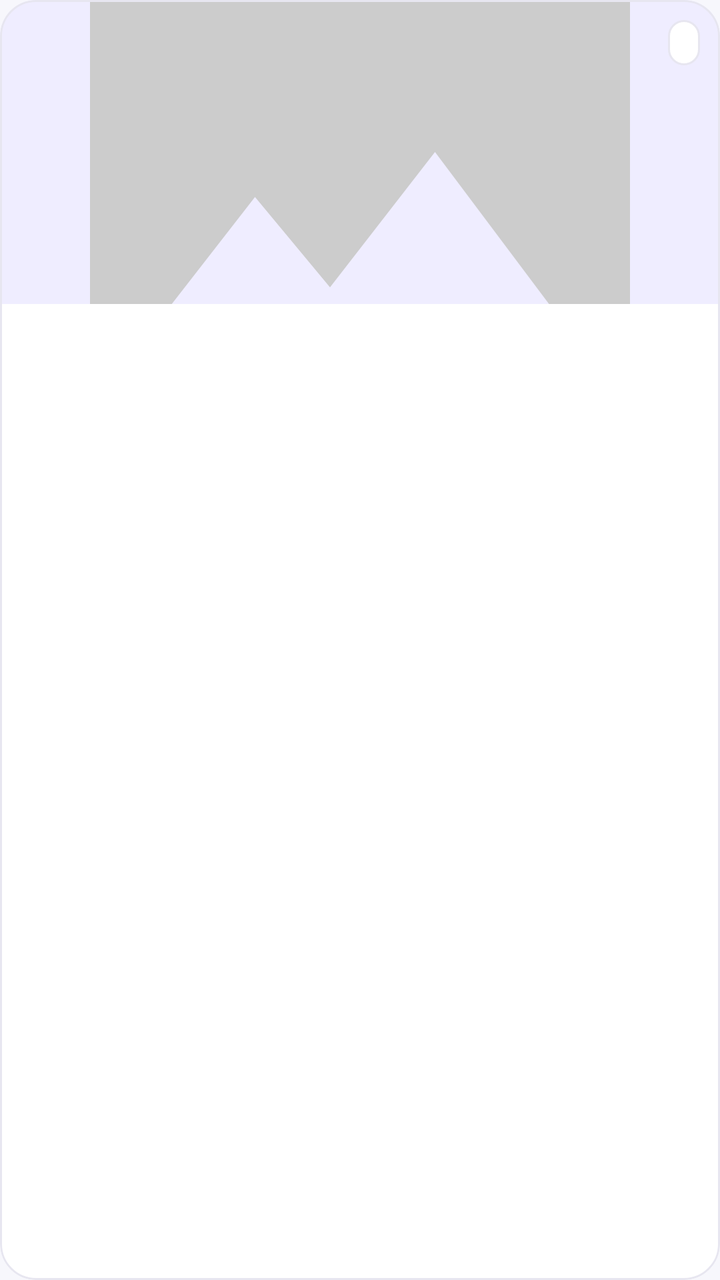
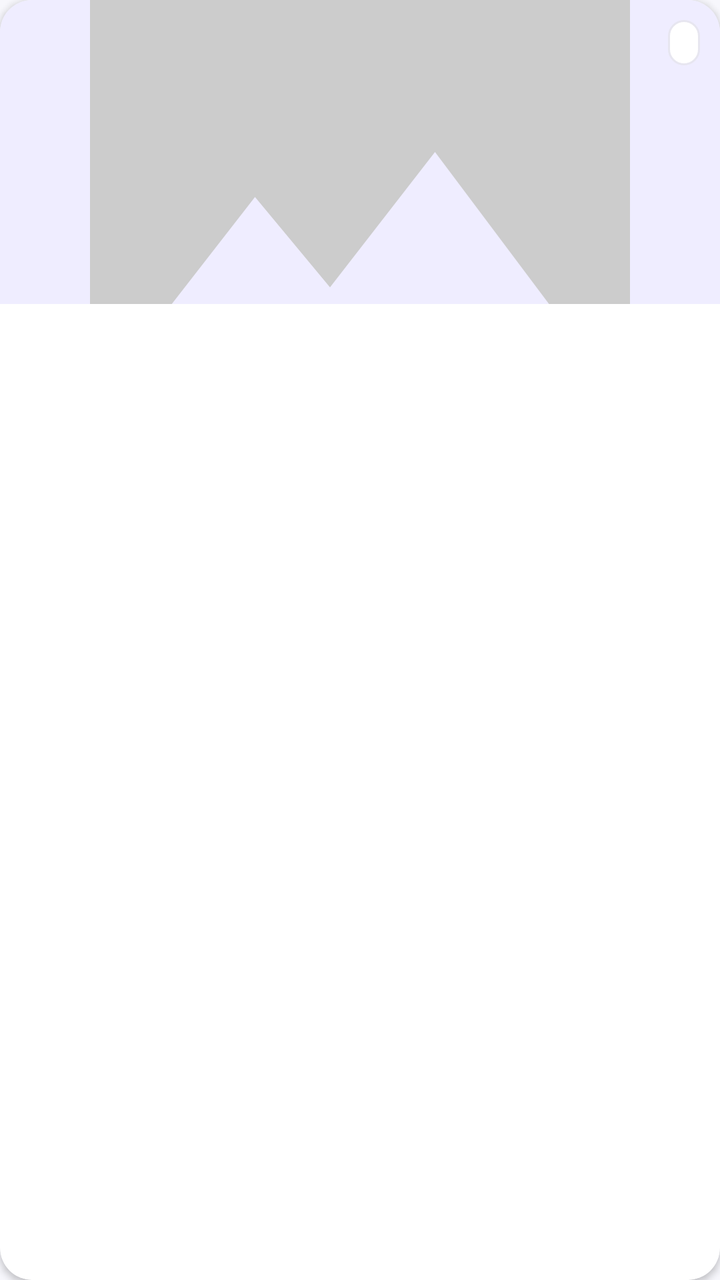

Screens rendered from an Android XML layout before and after an edit, with the pre-edit source and the edit as a unified diff.
<!-- AndroidManifest.xml: application theme AppTheme -->
<!-- res/layout/item_user_post.xml -->
<?xml version="1.0" encoding="utf-8"?>
<com.google.android.material.card.MaterialCardView xmlns:android="http://schemas.android.com/apk/res/android"
    xmlns:app="http://schemas.android.com/apk/res-auto"
    android:layout_width="match_parent" android:layout_height="wrap_content" android:layout_margin="5dp"
    android:clickable="true" android:focusable="true" app:cardCornerRadius="18dp" app:cardElevation="0dp"
    app:strokeColor="@color/profile_border" app:strokeWidth="1dp" app:cardBackgroundColor="@color/profile_surface">
    <LinearLayout android:layout_width="match_parent" android:layout_height="wrap_content" android:orientation="vertical">
        <FrameLayout android:layout_width="match_parent" android:layout_height="152dp" android:background="@color/profile_soft">
            <ImageView android:id="@+id/author_work_cover" android:layout_width="match_parent" android:layout_height="match_parent"
                android:scaleType="centerCrop" android:src="@drawable/ic_image_placeholder" android:importantForAccessibility="no"/>
            <TextView android:id="@+id/author_work_kind" android:layout_width="wrap_content" android:layout_height="wrap_content"
                android:layout_gravity="top|end" android:layout_margin="10dp" android:paddingHorizontal="8dp" android:paddingVertical="4dp"
                android:background="@drawable/profile_card" android:textColor="@color/profile_ink" android:textSize="11sp"/>
        </FrameLayout>
        <TextView android:id="@+id/author_work_title" android:layout_width="match_parent" android:layout_height="wrap_content"
            android:layout_marginHorizontal="12dp" android:layout_marginTop="12dp" android:textSize="15sp" android:textStyle="bold"
            android:textColor="@color/profile_ink" android:minLines="2" android:maxLines="2" android:ellipsize="end"/>
        <TextView android:id="@+id/author_work_likes" android:layout_width="match_parent" android:layout_height="wrap_content"
            android:layout_margin="12dp" android:textColor="@color/profile_ink" android:textSize="12sp"/>
    </LinearLayout>
</com.google.android.material.card.MaterialCardView>
<!-- resources referenced by this layout -->
<resources>
  <color name="profile_border">#E7E6F0</color>
  <color name="profile_ink">#242337</color>
  <color name="profile_soft">#EFEDFF</color>
  <color name="profile_surface">#FFFFFF</color>
  <!-- drawable ic_image_placeholder (drawable) -->
  <vector xmlns:android="http://schemas.android.com/apk/res/android"
      android:width="24dp"
      android:height="24dp"
      android:viewportWidth="24"
      android:viewportHeight="24">
      <path
          android:fillColor="#CCCCCC"
          android:pathData="M21,19V5c0,-1.1 -0.9,-2 -2,-2H5c-1.1,0 -2,0.9 -2,2v14c0,1.1 0.9,2 2,2h14c1.1,0 2,-0.9 2,-2zM8.5,13.5l2.5,3.01L14.5,12l4.5,6H5l3.5,-4.5z"/>
  </vector>
  <!-- drawable profile_card (drawable) -->
  <?xml version="1.0" encoding="utf-8"?>
  <shape xmlns:android="http://schemas.android.com/apk/res/android">
      <solid android:color="@color/profile_surface"/>
      <corners android:radius="24dp"/>
      <stroke android:width="1dp" android:color="@color/profile_border"/>
  </shape>
  <color name="profile_accent">#6155CE</color>
  <color name="brand_violet_deep">#FF4A3FB8</color>
  <color name="white">#FFFFFFFF</color>
  <color name="brand_violet_light">#FF8B7FF5</color>
  <color name="brand_violet">#FF6155CE</color>
  <color name="profile_bg">#F7F7FC</color>
  <color name="profile_error">#B3261E</color>
  <color name="accent_ripple">#1F6155CE</color>
  <style name="ShapeRounded.Small" parent="ShapeAppearance.MaterialComponents.SmallComponent">
          <item name="cornerFamily">rounded</item>
          <item name="cornerSize">@dimen/radius_control</item>
      </style>
  <style name="ShapeRounded.Medium" parent="ShapeAppearance.MaterialComponents.MediumComponent">
          <item name="cornerFamily">rounded</item>
          <item name="cornerSize">@dimen/radius_card</item>
      </style>
  <style name="ShapeRounded.Large" parent="ShapeAppearance.MaterialComponents.LargeComponent">
          <item name="cornerFamily">rounded</item>
          <item name="cornerSize">24dp</item>
      </style>
  <style name="Widget.PixelFlow.Button" parent="Widget.MaterialComponents.Button">
          <item name="android:minHeight">52dp</item>
          <item name="android:textSize">15sp</item>
          <item name="android:textAllCaps">false</item>
          <item name="android:insetTop">0dp</item>
          <item name="android:insetBottom">0dp</item>
          <item name="cornerRadius">@dimen/radius_pill</item>
          <item name="android:textColor">@color/white</item>
      </style>
  <dimen name="radius_control">12dp</dimen>
  <dimen name="radius_card">16dp</dimen>
  <dimen name="radius_pill">22dp</dimen>
  <!-- unchanged entries left out for length: 1 -->
</resources>

<!-- the commit's change to res/layout/item_user_post.xml (unified diff, before → after) -->
@@ -1,9 +1,9 @@
 <?xml version="1.0" encoding="utf-8"?>
 <com.google.android.material.card.MaterialCardView xmlns:android="http://schemas.android.com/apk/res/android"
     xmlns:app="http://schemas.android.com/apk/res-auto"
-    android:layout_width="match_parent" android:layout_height="wrap_content" android:layout_margin="5dp"
-    android:clickable="true" android:focusable="true" app:cardCornerRadius="18dp" app:cardElevation="0dp"
-    app:strokeColor="@color/profile_border" app:strokeWidth="1dp" app:cardBackgroundColor="@color/profile_surface">
+    android:layout_width="match_parent" android:layout_height="wrap_content" android:layout_margin="6dp"
+    android:clickable="true" android:focusable="true" app:cardCornerRadius="16dp" app:cardElevation="2dp"
+    app:cardMaxElevation="3dp" app:cardBackgroundColor="@color/profile_surface">
     <LinearLayout android:layout_width="match_parent" android:layout_height="wrap_content" android:orientation="vertical">
         <FrameLayout android:layout_width="match_parent" android:layout_height="152dp" android:background="@color/profile_soft">
             <ImageView android:id="@+id/author_work_cover" android:layout_width="match_parent" android:layout_height="match_parent"
